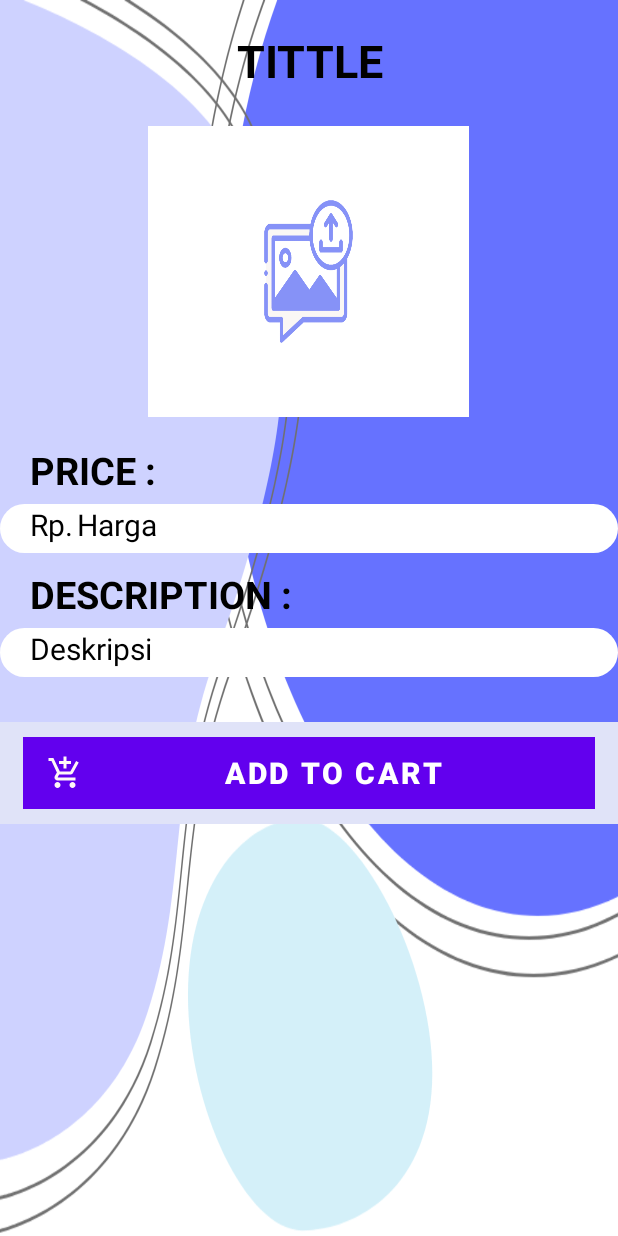
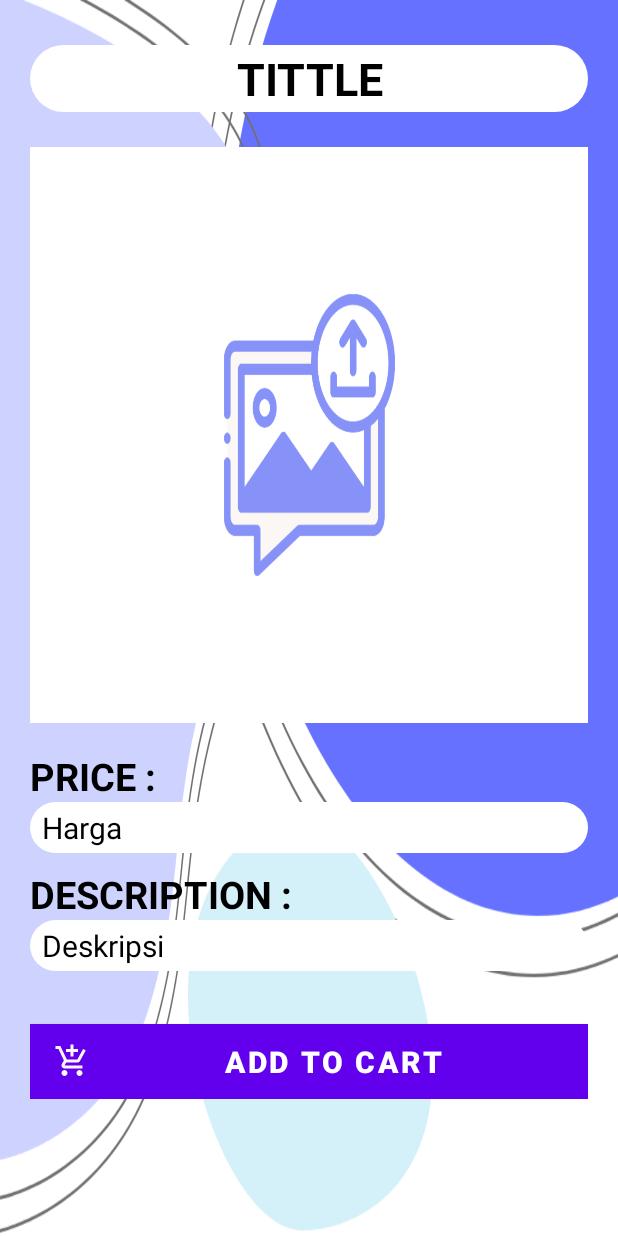
Before and after one commit to destanuarisufiaa/Compare_User, an Android app: the DetailActivity screen opened directly, with no data from a screen before it, on a phone screen of 412 x 824 dp. Run offline under Robolectric (Android 15) with nearby library versions, the phone set to English and light mode, and no system bars; our stand-ins replace EventBus, Firebase (no records; nobody signed in at launch, a user with empty details on screens opened directly); pictures from the network do not load.

Commit message:
menjadikan tema menyesuaikan tema hp dan mengubah desain

```diff
--- a/app/src/main/java/com/compare/compare_user/DetailActivity.kt
+++ b/app/src/main/java/com/compare/compare_user/DetailActivity.kt
@@ -38,9 +38,9 @@
         if (bundle != null) {
             dokumenID = bundle.getString("namaMenu").toString().trim()
             binding.detailTittle.text = bundle.getString("namaMenu")
-            binding.detailHarga.text = bundle.getString("Harga")
+            val harga = bundle.getString("Harga")
+            binding.detailHarga.text = "Rp. $harga"
             binding.detailDesc.text = bundle.getString("Desc")
-            binding.IDmenu.text= dokumenID
             imageURL = bundle.getString("Image")!!
             Glide.with(this).load(bundle.getString("Image")).into(binding.detailImage)
         }
--- a/app/src/main/res/layout/activity_detail.xml
+++ b/app/src/main/res/layout/activity_detail.xml
@@ -1,19 +1,26 @@
 <?xml version="1.0" encoding="utf-8"?>
-<LinearLayout xmlns:android="http://schemas.android.com/apk/res/android"
+<ScrollView xmlns:android="http://schemas.android.com/apk/res/android"
     xmlns:tools="http://schemas.android.com/tools"
     xmlns:app="http://schemas.android.com/apk/res-auto"
     android:layout_width="match_parent"
     android:layout_height="match_parent"
+    tools:context=".DetailActivity"
     android:orientation="vertical"
-    android:background="@drawable/top_background2"
-    tools:context=".DetailActivity">
+    android:background="@drawable/top_background2">
+
+    <LinearLayout
+        android:layout_width="match_parent"
+        android:layout_height="wrap_content"
+        android:orientation="vertical"
+        android:padding="20dp">
 
     <TextView
         android:layout_width="match_parent"
         android:layout_height="wrap_content"
         android:layout_marginTop="10dp"
-        android:padding="10dp"
+        android:padding="2dp"
         android:text="Tittle"
+        android:background="@drawable/bg_rounded_white"
         android:textAllCaps="true"
         android:textAlignment="center"
         android:layout_gravity="center"
@@ -23,10 +30,10 @@
         android:textSize="30dp"/>
 
     <ImageView
-        android:layout_width="230dp"
-        android:layout_height="210dp"
+        android:layout_width="430dp"
+        android:layout_height="400dp"
         android:id="@+id/detailImage"
-        android:layout_marginTop="5dp"
+        android:layout_marginTop="15dp"
         android:padding="8dp"
         android:layout_gravity="center"
         android:src="@drawable/uploading"
@@ -37,115 +44,65 @@
         android:layout_height="wrap_content"
         android:layout_marginTop="10dp">
 
+
         <TextView
+            android:id="@+id/tv_price"
             android:layout_width="match_parent"
             android:layout_height="wrap_content"
-            android:layout_marginStart="20dp"
             android:text="PRICE : "
             android:textStyle="bold"
             android:layout_gravity="center"
             android:textColor="@color/black"
             android:textSize="25dp"/>
 
-    </RelativeLayout>
-
-    <RelativeLayout
-        android:layout_width="wrap_content"
-        android:layout_height="wrap_content"
-        android:layout_marginTop="5dp"
-        android:background="@drawable/background_cart">
-
         <TextView
             android:layout_width="match_parent"
             android:layout_height="wrap_content"
-            android:layout_marginStart="20dp"
-            android:layout_marginBottom="5dp"
-            android:text="Rp."
-            android:layout_gravity="center"
-            android:textColor="@color/black"
-            android:textSize="20dp"/>
-
-        <TextView
-            android:layout_width="match_parent"
-            android:layout_height="wrap_content"
-            android:layout_marginStart="51dp"
+            android:layout_below="@+id/tv_price"
+            android:paddingTop="3dp"
+            android:paddingBottom="3dp"
+            android:paddingLeft="8dp"
             android:text="Harga"
+            android:background="@drawable/bg_rounded_white"
             android:layout_gravity="center"
             android:id="@+id/detailHarga"
             android:textColor="@color/black"
             android:textSize="20dp"/>
 
-    </RelativeLayout>
-
-    <RelativeLayout
-        android:layout_width="wrap_content"
-        android:layout_height="wrap_content">
-
         <TextView
+            android:id="@+id/tv_deskripsi"
             android:layout_width="match_parent"
             android:layout_height="wrap_content"
-            android:layout_marginStart="20dp"
             android:text="DESCRIPTION : "
             android:layout_marginTop="10dp"
+            android:layout_below="@+id/detailHarga"
             android:layout_gravity="center"
             android:textColor="@color/black"
             android:textStyle="bold"
             android:textSize="25dp"/>
 
-    </RelativeLayout>
-
-    <RelativeLayout
-        android:layout_width="wrap_content"
-        android:layout_height="wrap_content"
-        android:layout_marginTop="5dp"
-        android:background="@drawable/background_cart">
-
         <TextView
             android:layout_width="match_parent"
             android:layout_height="wrap_content"
-            android:layout_marginStart="20dp"
             android:text="Deskripsi"
+            android:background="@drawable/bg_rounded_white"
+            android:layout_below="@id/tv_deskripsi"
+            android:paddingTop="3dp"
+            android:paddingBottom="3dp"
+            android:paddingLeft="8dp"
             android:layout_gravity="center"
             android:id="@+id/detailDesc"
             android:textColor="@color/black"
             android:layout_marginBottom="5dp"
             android:textSize="20dp"/>
 
-        <TextView
-            android:layout_width="match_parent"
-            android:layout_height="wrap_content"
-            android:layout_marginTop="50dp"
-            android:padding="20dp"
-            android:text="IDdoc"
-            android:visibility="gone"
-            android:layout_gravity="center"
-            android:id="@+id/IDmenu"
-            android:textColor="@color/black"
-            android:textSize="18dp"/>
-
-    </RelativeLayout>
-
-    <LinearLayout
-        android:id="@+id/div_footer"
-        android:layout_width="match_parent"
-        android:layout_height="wrap_content"
-        android:layout_marginTop="30dp"
-        android:layout_marginBottom="10dp"
-        android:background="@color/ungu"
-        android:orientation="vertical"
-        android:paddingHorizontal="15dp"
-        android:paddingVertical="10dp">
-
-        <RelativeLayout
-            android:layout_width="match_parent"
-            android:layout_height="match_parent"
-            android:background="@drawable/bg_btn_beli">
-
         <Button
             android:id="@+id/buttonCart"
             android:layout_width="match_parent"
-                android:layout_height="wrap_content"
-                android:layout_centerInParent="true"
+            android:layout_height="50dp"
+            android:layout_below="@+id/detailDesc"
+            android:layout_alignParentBottom="true"
+            android:layout_marginTop="30dp"
             android:background="@color/teal_700"
             android:drawableLeft="@drawable/ic_baseline_add_shopping_cart_24"
             android:text="ADD TO CART"
@@ -153,10 +110,6 @@
             android:textColor="@color/white"
             android:textSize="20dp"
             android:textStyle="bold" />
-
     </RelativeLayout>
-
     </LinearLayout>
-
-
-</LinearLayout>
+</ScrollView>
--- a/app/src/main/res/values-night/themes.xml
+++ /dev/null
@@ -1,16 +0,0 @@
-<resources xmlns:tools="http://schemas.android.com/tools">
-    <!-- Base application theme. -->
-    <style name="Theme.Compare_User" parent="Theme.MaterialComponents.DayNight.NoActionBar">
-        <!-- Primary brand color. -->
-        <item name="colorPrimary">@color/purple_200</item>
-        <item name="colorPrimaryVariant">@color/purple_700</item>
-        <item name="colorOnPrimary">@color/black</item>
-        <!-- Secondary brand color. -->
-        <item name="colorSecondary">@color/teal_200</item>
-        <item name="colorSecondaryVariant">@color/teal_200</item>
-        <item name="colorOnSecondary">@color/black</item>
-        <!-- Status bar color. -->
-        <item name="android:statusBarColor">?attr/colorPrimaryVariant</item>
-        <!-- Customize your theme here. -->
-    </style>
-</resources>
--- a/app/src/main/res/values/themes.xml
+++ b/app/src/main/res/values/themes.xml
@@ -1,6 +1,6 @@
 <resources xmlns:tools="http://schemas.android.com/tools">
     <!-- Base application theme. -->
-    <style name="Theme.Compare_User" parent="Theme.MaterialComponents.DayNight.NoActionBar">
+    <style name="Theme.Compare_User" parent="Theme.MaterialComponents.Light.NoActionBar">
         <!-- Primary brand color. -->
         <item name="colorPrimary">@color/purple_500</item>
         <item name="colorPrimaryVariant">@color/black</item>
```
Lines whose indentation alone changed are shown as unchanged.
